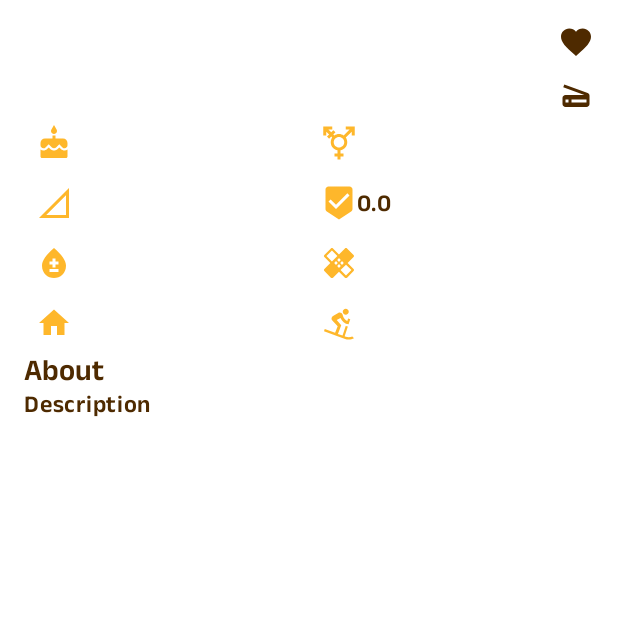
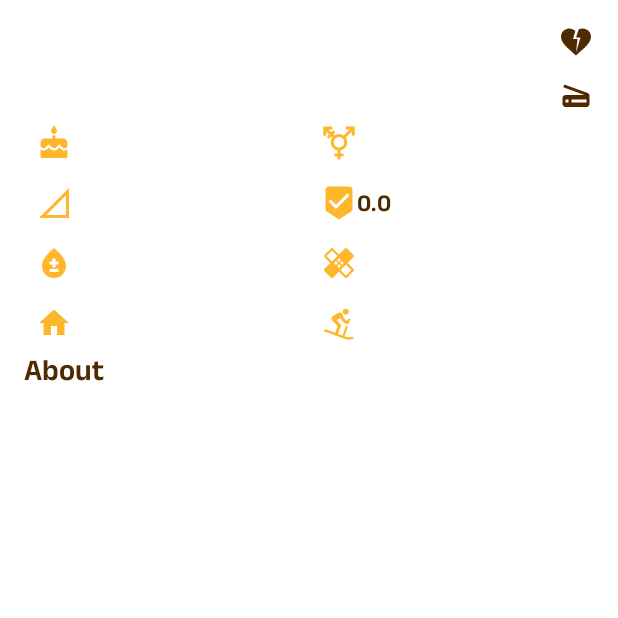
Before and after one commit to TesisEnel/PuppyPlace-Levid-ap2, an Android app built with Jetpack Compose: the composable DisplayDogInfo shown on its own in the app's theme, on a phone screen of 412 x 824 dp, the top half of it. Run offline under Robolectric (Android 15) with nearby library versions, the phone set to English and light mode, and no system bars; pictures from the network do not load.

Commit message:
Like icon and description

```diff
--- a/app/src/main/java/com/project/puppyplace/ui/dogDetail/DogDetailScreen.kt
+++ b/app/src/main/java/com/project/puppyplace/ui/dogDetail/DogDetailScreen.kt
@@ -8,14 +8,19 @@ import androidx.compose.foundation.layout.Column
 import androidx.compose.foundation.layout.Row
 import androidx.compose.foundation.layout.fillMaxSize
 import androidx.compose.foundation.layout.fillMaxWidth
+import androidx.compose.foundation.layout.height
 import androidx.compose.foundation.layout.padding
+import androidx.compose.foundation.layout.width
+import androidx.compose.foundation.lazy.LazyColumn
 import androidx.compose.material.icons.Icons
+import androidx.compose.material.icons.filled.Add
 import androidx.compose.material.icons.filled.Beenhere
 import androidx.compose.material.icons.filled.Bloodtype
 import androidx.compose.material.icons.filled.Cake
 import androidx.compose.material.icons.filled.DownhillSkiing
 import androidx.compose.material.icons.filled.Favorite
 import androidx.compose.material.icons.filled.Healing
+import androidx.compose.material.icons.filled.HeartBroken
 import androidx.compose.material.icons.filled.Home
 import androidx.compose.material.icons.filled.Scanner
 import androidx.compose.material.icons.filled.SignalCellular0Bar
@@ -23,7 +28,7 @@ import androidx.compose.material.icons.filled.Transgender
 import androidx.compose.material3.Card
 import androidx.compose.material3.CardDefaults
 import androidx.compose.material3.ExperimentalMaterial3Api
-import androidx.compose.material3.ExtendedFloatingActionButton
+import androidx.compose.material3.FloatingActionButton
 import androidx.compose.material3.Icon
 import androidx.compose.material3.MaterialTheme
 import androidx.compose.material3.Scaffold
@@ -32,12 +37,14 @@ import androidx.compose.runtime.Composable
 import androidx.compose.ui.Alignment
 import androidx.compose.ui.Modifier
 import androidx.compose.ui.layout.ContentScale
+import androidx.compose.ui.text.style.TextOverflow
 import androidx.compose.ui.unit.dp
 import androidx.hilt.navigation.compose.hiltViewModel
 import androidx.navigation.NavController
 import coil.compose.AsyncImage
 import com.project.puppyplace.data.remote.dto.DogDto
 
+@OptIn(ExperimentalMaterial3Api::class)
 @Composable
 fun DogDetailScreen(
     viewModel: DogDetailViewModel = hiltViewModel(),
@@ -79,6 +86,7 @@ fun DogDetailScreen(
 @Composable
 fun DisplayDogInfo(dog: DogDto){
     Card(
+        modifier = Modifier.fillMaxWidth().height(340.dp),
         colors = CardDefaults.cardColors(
             containerColor = MaterialTheme.colorScheme.surface
         ),
@@ -98,10 +106,20 @@ fun DisplayDogInfo(dog: DogDto){
                     )
                 }
                 Column {
-                    Icon(
-                        imageVector = Icons.Filled.Favorite,
-                        contentDescription = ""
-                    )
+                    if(dog.isLiked){
+                        Icon(
+                            imageVector = Icons.Filled.Favorite,
+                            contentDescription = "",
+                            tint = MaterialTheme.colorScheme.primary
+                        )
+                    }
+                    else{
+                        Icon(
+                            imageVector = Icons.Filled.HeartBroken,
+                            contentDescription = "",
+                            tint = MaterialTheme.colorScheme.onTertiary
+                        )
+                    }
                 }
             }
             Row {
@@ -240,8 +258,17 @@ fun DisplayDogInfo(dog: DogDto){
                     style = MaterialTheme.typography.titleLarge,
                 )
             }
-            Row {
-                Text(text = "Description")
+            LazyColumn(
+                modifier = Modifier
+                    .width(280.dp)
+            ) {
+                item{
+                    Text(
+                        text = dog.description,
+                        style = MaterialTheme.typography.bodyMedium,
+                        overflow = TextOverflow.Clip
+                    )
+                }
             }
         }
     }
@@ -252,14 +279,16 @@ fun FABAdoptMe(){
     Box(
         modifier = Modifier.fillMaxWidth()
     ){
-        ExtendedFloatingActionButton(
+        FloatingActionButton(
             onClick = { /*TODO*/ },
             containerColor = MaterialTheme.colorScheme.primary,
-            modifier = Modifier.align(Alignment.BottomCenter)
+            modifier = Modifier.padding(horizontal = 8.dp, vertical = 32.dp)
+                .align(alignment = Alignment.BottomEnd)
         ) {
-            Text(
-                text = "Adopt me!",
-                style = MaterialTheme.typography.titleLarge,
+            Icon(
+                imageVector = Icons.Default.Add,
+                contentDescription = "",
+                tint = MaterialTheme.colorScheme.onPrimary
             )
         }
     }
```
